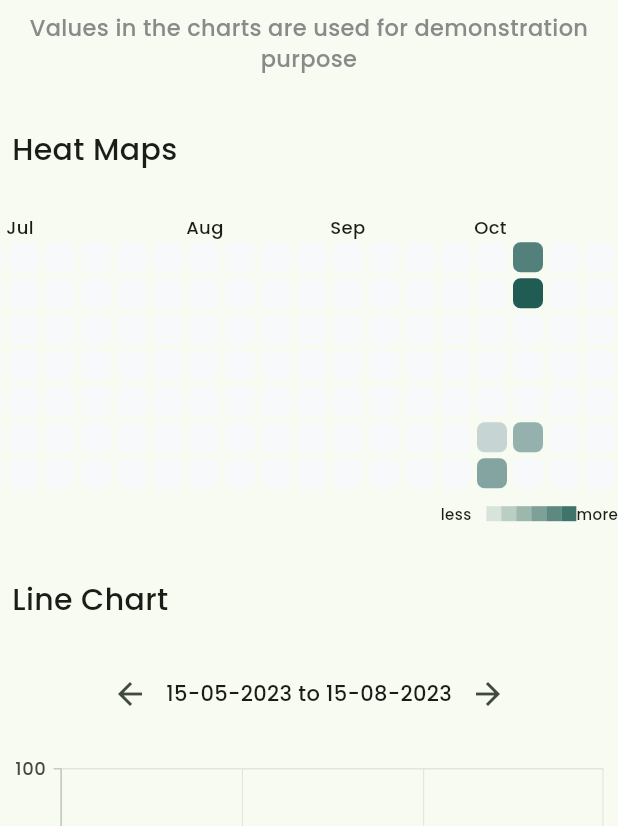
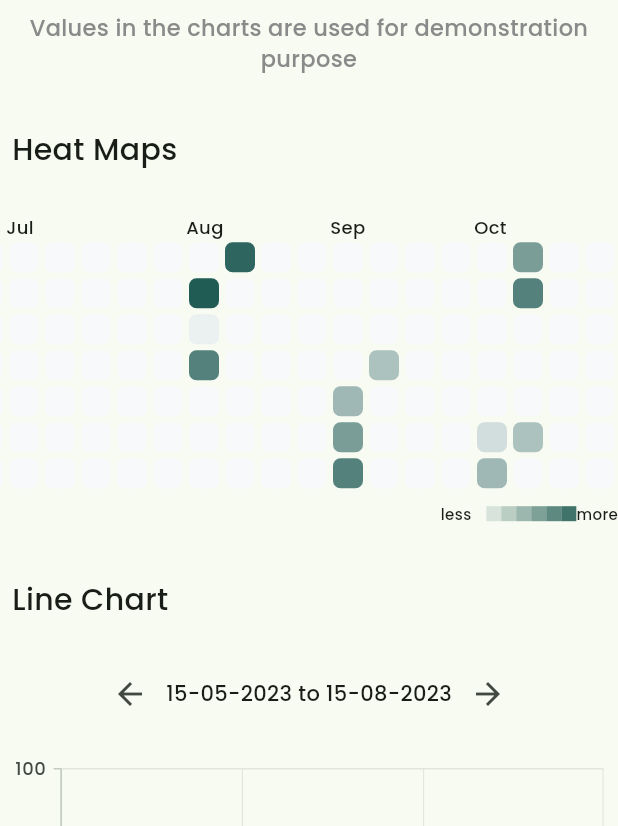
Before and after one commit to sanjaioffi/mood_mapper, a Flutter app: the HomePage screen opened directly, on a phone screen of 412 x 824 dp, the part 410-1236 px from its top. Run offline on Flutter 3.47's test engine with Material 2 defaults, Android fonts, the phone set to English and light mode, and no system bars; drawn by our look-alikes of flutter_heatmap_calendar; our stand-ins replace cloud_firestore, firebase_auth, firebase_core, fl_chart, get, lottie and 3 more; missing offline and left inert: random_avatar; accounts and stored records are empty.

Commit message:
final commit

```diff
--- a/lib/Database/login_curd.dart
+++ b/lib/Database/login_curd.dart
@@ -2,6 +2,7 @@ import 'package:cloud_firestore/cloud_firestore.dart';
 import 'package:flutter/material.dart';
 import 'package:get/get.dart';
 import 'package:mood_tracker/getx/user_controller.dart';
+import 'package:mood_tracker/main_screen.dart';
 import 'package:mood_tracker/screens/home/stt.dart';
 import 'package:mood_tracker/stt_screen.dart';
 import 'package:shared_preferences/shared_preferences.dart';
@@ -37,7 +38,7 @@ Future<void> verifyPassword(String userId, String password) async {
         prefs.setString('uid', userId);
         Get.find<UidController>().setUid(userId);
         Get.find<UserController>().fetchUserData(userId);
-        Get.to(() => sttPage());
+        Get.offAll(() => MainScreen());
       }
     } else {
       // User document not found
--- a/lib/main.dart
+++ b/lib/main.dart
@@ -7,6 +7,7 @@ import 'package:mood_tracker/main_screen.dart';
 import 'package:mood_tracker/screens/home/linechart.dart';
 import 'package:mood_tracker/screens/home/stt.dart';
 import 'package:mood_tracker/screens/onboarding/onboarding_page.dart';
+import 'package:mood_tracker/screens/onboarding/signup_page.dart';
 import 'package:mood_tracker/stt_screen.dart';
 import 'package:firebase_core/firebase_core.dart';
 
--- a/lib/screens/home/homepage.dart
+++ b/lib/screens/home/homepage.dart
@@ -93,6 +93,14 @@ class _HomePageState extends State<HomePage> {
               ),
               HeatMap(
                 datasets: {
+                  DateTime(2023, 8, 7): 17,
+                  DateTime(2023, 8, 8): 1,
+                  DateTime(2023, 8, 9): 13,
+                  DateTime(2023, 8, 13): 16,
+                  DateTime(2023, 9, 7): 7,
+                  DateTime(2023, 9, 8): 10,
+                  DateTime(2023, 9, 9): 13,
+                  DateTime(2023, 9, 13): 6,
                   DateTime(2023, 10, 6): 3,
                   DateTime(2023, 10, 7): 7,
                   DateTime(2023, 10, 8): 10,
--- a/lib/screens/onboarding/signup_page.dart
+++ b/lib/screens/onboarding/signup_page.dart
@@ -124,9 +124,7 @@ class _SignUpPageState extends State<SignUpPage> {
                       ),
                     ),
                   ),
-                  Padding(
-                    padding: const EdgeInsets.all(8.0),
-                    child: Expanded(
+                  Expanded(
                     flex: 1,
                     child: ElevatedButton(
                       onPressed: () async {
@@ -159,7 +157,6 @@ class _SignUpPageState extends State<SignUpPage> {
                       ),
                       style: ElevatedButton.styleFrom(
                           backgroundColor: AppColor.teaGreen),
-                      ),
                     ),
                   ),
                 ],
```
Also changed, not shown: lib/screens/mood_screen.dart (+6 -3 lines), lib/screens/profile/profile_page.dart (+26 -12 lines). Lines whose indentation alone changed are shown as unchanged.
